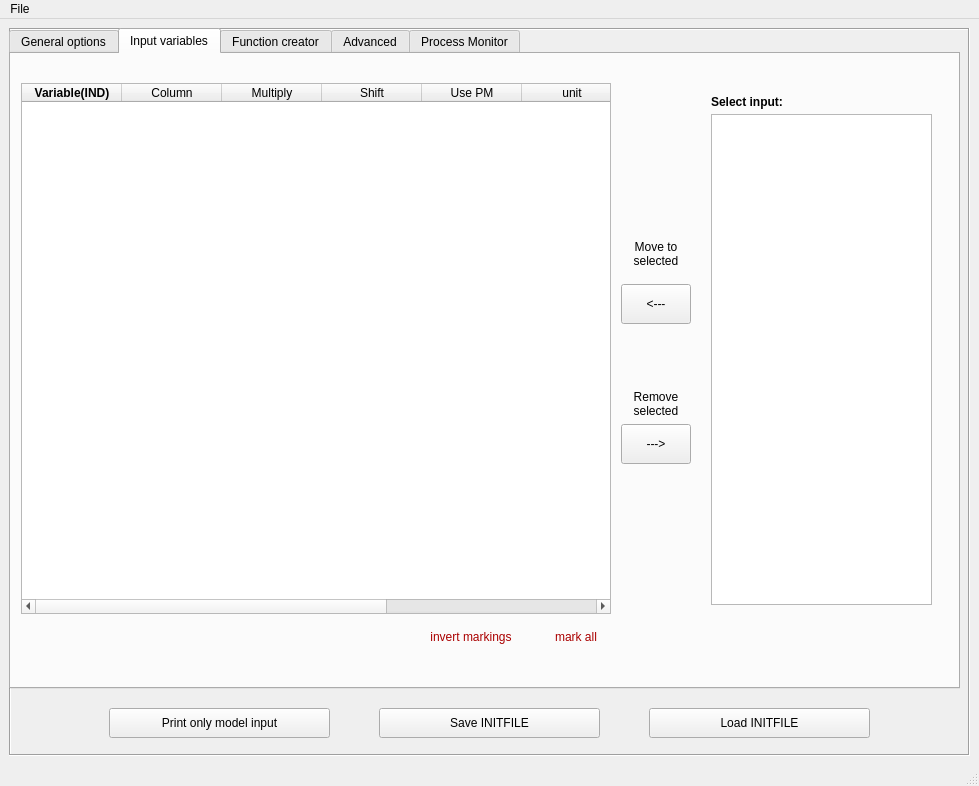
The window that gui/LSD.ui (pclusius/arca-box) describes before a commit, drawn with Qt 5.
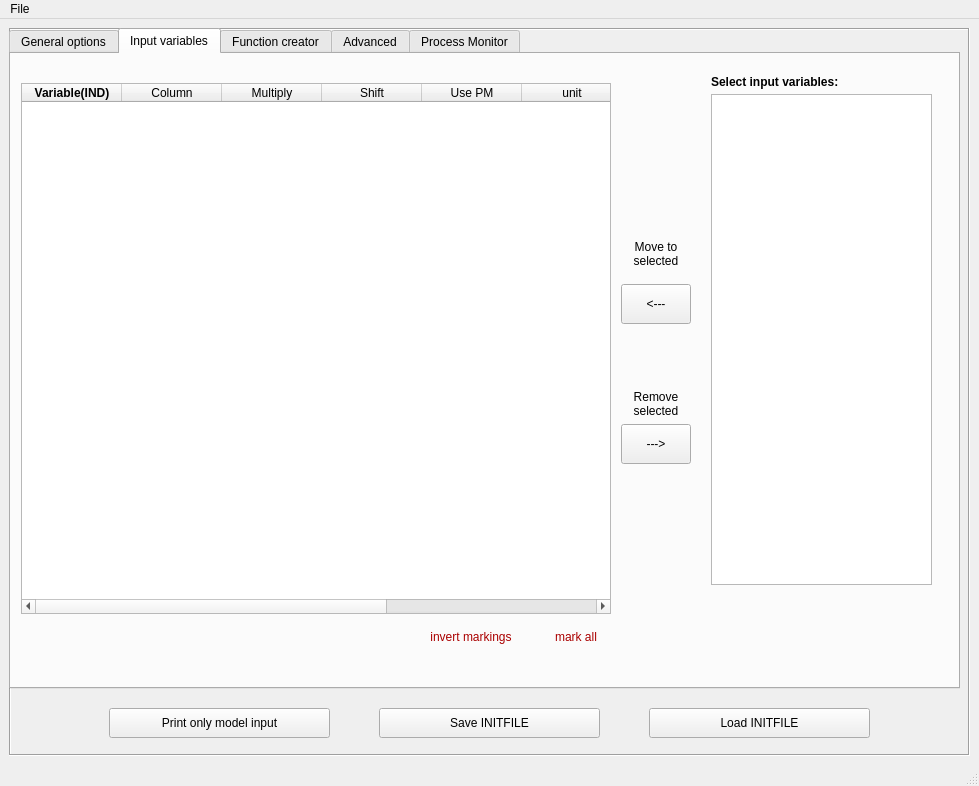
The same window after the commit. The open tabs and pages were chosen to show the change. Custom widgets are drawn as their Qt base class.

What changed in the file:
```diff
--- a/gui/LSD.ui
+++ b/gui/LSD.ui
@@ -982,7 +982,7 @@
        <property name="geometry">
         <rect>
          <x>690</x>
-         <y>30</y>
+         <y>10</y>
          <width>241</width>
          <height>531</height>
         </rect>
@@ -1014,7 +1014,7 @@
          <rect>
           <x>10</x>
           <y>10</y>
-          <width>121</width>
+          <width>220</width>
           <height>16</height>
          </rect>
         </property>
@@ -1026,7 +1026,7 @@
          </font>
         </property>
         <property name="text">
-         <string>Select input:</string>
+         <string>Select input variables:</string>
         </property>
        </widget>
       </widget>
```
Left out of the diff: 10 changed lines with no effect on the pictures.
